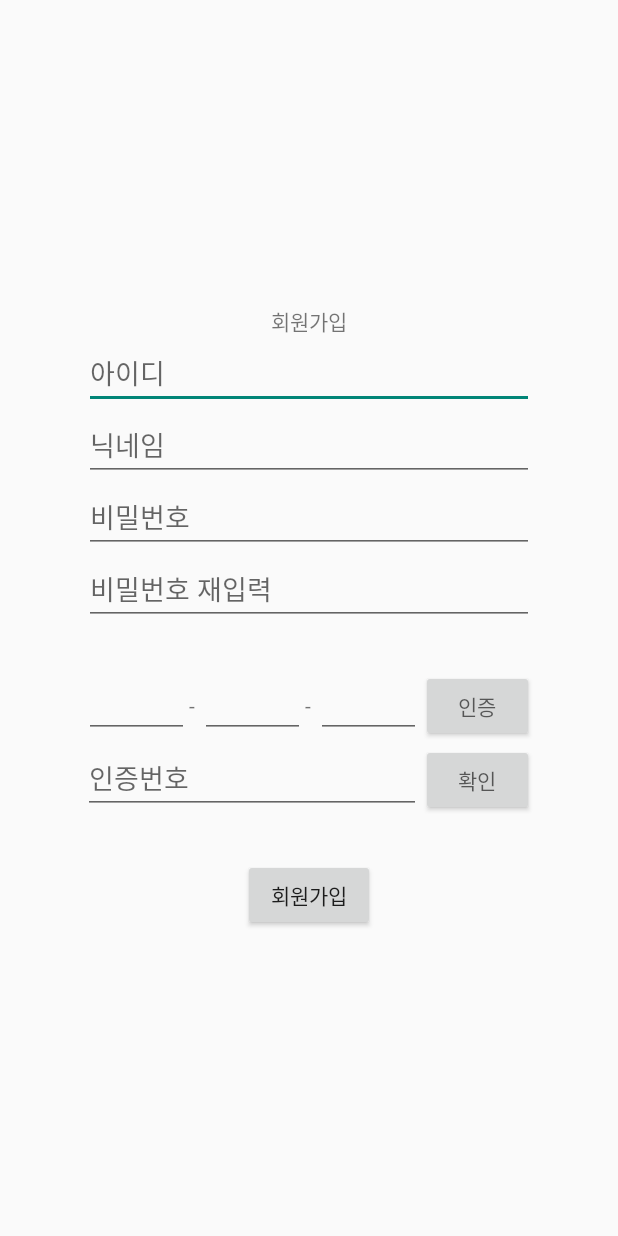
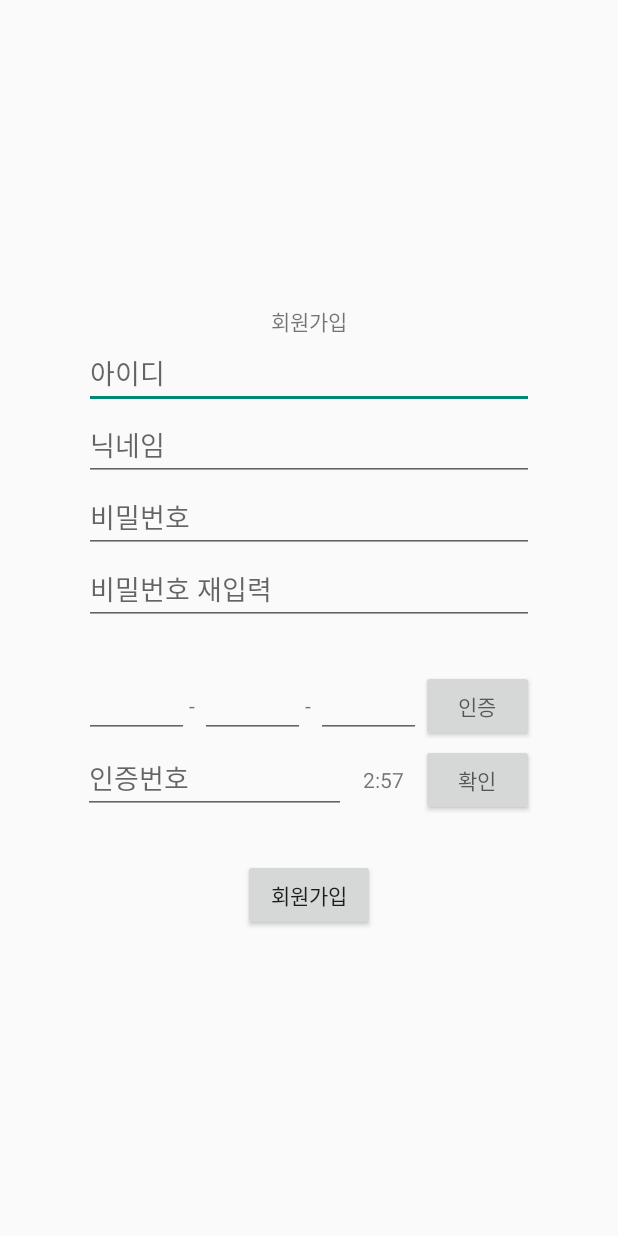
Before and after one commit to zxcv859500/Footprint, an Android app: the SignUpActivity screen opened directly, with no data from a screen before it, after a tap on an icon or button, on a phone screen of 412 x 824 dp. Run offline under Robolectric (Android 15) with nearby library versions, the phone set to English and light mode, and no system bars; libraries missing offline, so code that uses them is left out: com.loopj.android; 1 statement that could not run was skipped.

Commit message:
add timer.

```diff
--- a/frontend/app/src/main/java/com/example/footprint/view/Activities/SignUpActivity.java
+++ b/frontend/app/src/main/java/com/example/footprint/view/Activities/SignUpActivity.java
@@ -7,6 +7,7 @@ import android.util.Log;
 import android.view.View;
 import android.widget.Button;
 import android.widget.EditText;
+import android.widget.TextView;
 import android.widget.Toast;
 
 import androidx.annotation.Nullable;
@@ -27,6 +28,8 @@ import org.json.JSONException;
 import org.json.JSONObject;
 
 import java.io.UnsupportedEncodingException;
+import java.util.Timer;
+import java.util.TimerTask;
 
 public class SignUpActivity extends AppCompatActivity {
     private EditText etSignUpId;
@@ -38,9 +41,13 @@ public class SignUpActivity extends AppCompatActivity {
     private Button btnAuthentication;
     private Button btnVerification;
     private Button btnSignUp;
+    private TextView tvTimer;
 
     private String phoneNumber = "";
     private boolean isVerified = false;
+
+    private Timer timer = new Timer();
+    private TimerTask timerTask;
 
     @Override
     protected void onCreate(@Nullable Bundle savedInstanceState) {
@@ -62,9 +69,52 @@ public class SignUpActivity extends AppCompatActivity {
         btnVerification = findViewById(R.id.btn_verification);
         btnSignUp = findViewById(R.id.btn_sign_up);
 
+        tvTimer = findViewById(R.id.tv_timer);
+
         btnVerification.setOnClickListener(new BtnOnClickListener());
         btnAuthentication.setOnClickListener(new BtnOnClickListener());
         btnSignUp.setOnClickListener(new BtnOnClickListener());
+    }
+
+    @Override
+    protected void onDestroy() {
+        timer.cancel();
+        super.onDestroy();
+    }
+
+    private void startTimerTask() {
+        stopTimerTask();
+
+        timerTask = new TimerTask() {
+            int m = 3;
+            int s = 0;
+            @Override
+            public void run() {
+                m = (s == 0 ? m - 1 : m);
+                s = (s == 0 ? 59 : s - 1);
+
+                tvTimer.post(new Runnable() {
+                    @Override
+                    public void run() {
+                        if (m < 0) {
+                            stopTimerTask();
+                        } else {
+                            tvTimer.setText(String.format("%d:%02d", m, s));
+                        }
+                    }
+                });
+            }
+        };
+
+        timer.schedule(timerTask, 0, 1000);
+    }
+
+    private void stopTimerTask() {
+        if (timerTask != null) {
+            tvTimer.setText("3:00");
+            timerTask.cancel();
+            timerTask = null;
+        }
     }
 
     class BtnOnClickListener implements Button.OnClickListener {
@@ -82,7 +132,17 @@ public class SignUpActivity extends AppCompatActivity {
                     } catch (JSONException e) {
                         e.printStackTrace();
                     }
-                    RestAPI.post("/auth/cert", jsonParams, new JsonHttpResponseHandler());
+                    RestAPI.post("/auth/cert", jsonParams, new JsonHttpResponseHandler() {
+                        @Override
+                        public void onSuccess(int statusCode, Header[] headers, JSONObject response) {
+                            startTimerTask();
+                        }
+                        @Override
+                        public void onFailure(int statusCode, Header[] headers, Throwable throwable, JSONObject errorResponse) {
+                            Toast.makeText(SignUpActivity.this, "휴대폰번호를 잘못 입력하셨습니다.", Toast.LENGTH_SHORT).show();
+                        }
+                    });
+                    startTimerTask();
                     break;
                 case R.id.btn_verification:
                     try {
@@ -96,6 +156,7 @@ public class SignUpActivity extends AppCompatActivity {
                         public void onSuccess(int statusCode, Header[] headers, JSONObject response) {
                             Toast.makeText(SignUpActivity.this, "인증되었습니다.", Toast.LENGTH_SHORT).show();
                             isVerified = true;
+                            stopTimerTask();
                         }
                         @Override
                         public void onFailure(int statusCode, Header[] headers, Throwable throwable, JSONObject errorResponse) {
--- a/frontend/app/src/main/res/layout/activity_sign_up.xml
+++ b/frontend/app/src/main/res/layout/activity_sign_up.xml
@@ -85,10 +85,17 @@
 
         <EditText
             android:id="@+id/et_verification"
-            android:layout_width="225dp"
+            android:layout_width="175dp"
             android:layout_height="wrap_content"
             android:hint="인증번호"
             android:inputType="number" />
+
+        <TextView
+            android:id="@+id/tv_timer"
+            android:layout_width="50dp"
+            android:layout_height="wrap_content"
+            android:text="3:00"
+            android:textAlignment="center"/>
 
         <Button
             android:id="@+id/btn_verification"
```
